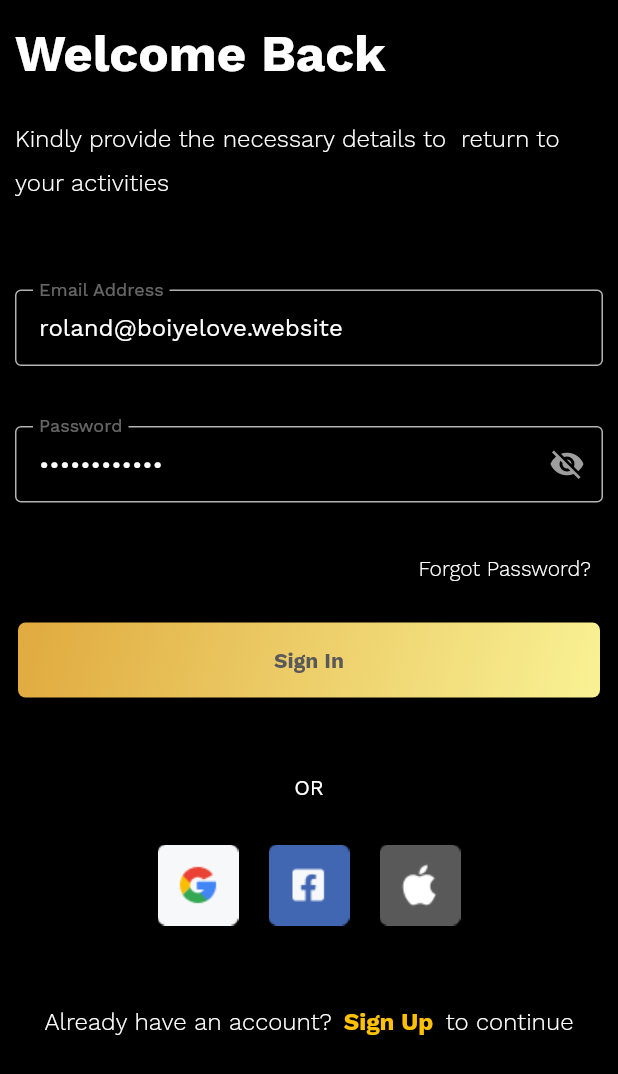
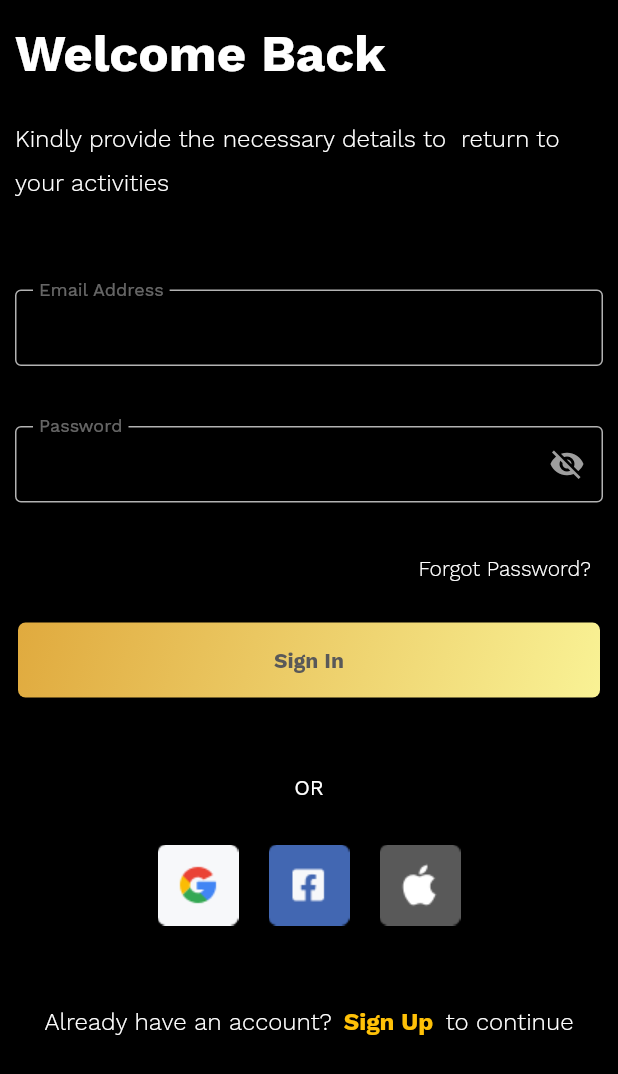
Before and after one commit to Boiyelove-International/musicroomapp, a Flutter app: the LoginScreen screen opened by its route, on a phone screen of 412 x 824 dp. Shown: the top 1074 px of the screen. Run offline on Flutter 3.47's test engine with Material 2 defaults, Android fonts, the phone set to English and light mode, and no system bars; our stand-ins replace cached_network_image, device_info, email_validator, file_picker, firebase_core, firebase_messaging and 12 more; missing offline and left inert: flutter_facebook_login, qr_code_scanner, skeleton_loader; accounts and stored records are empty.

Commit message:
removed dummy login credentials

```diff
--- a/lib/screens/authentication.dart
+++ b/lib/screens/authentication.dart
@@ -398,8 +398,8 @@ class _LoginScreenState extends State<LoginScreen> {
   void initState() {
     // TODO: implement initState
     super.initState();
-    _emailController.text = "roland@boiyelove.website";
-    _passwordController.text = "somepassword";
+    // _emailController.text = "roland@boiyelove.website";
+    // _passwordController.text = "somepassword";
   }
 
   @override
```
